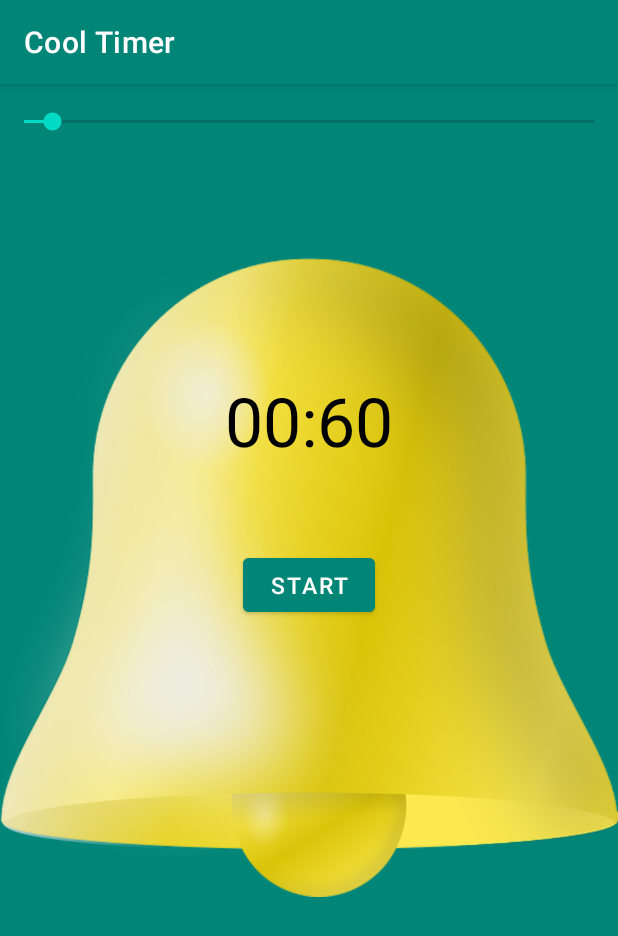
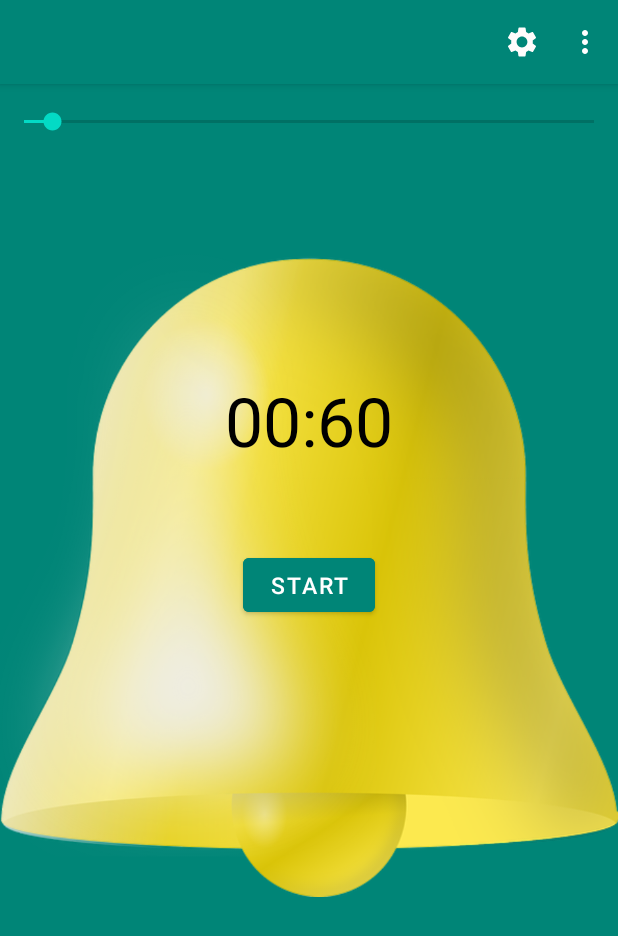
Before and after one commit to Alex20280/CoolTimer, an Android app: the screen it shows after launch (MainActivity), on a phone screen of 412 x 824 dp. Shown: the top 936 px of the screen. Run offline under Robolectric (Android 15) with nearby library versions, the phone set to English and light mode, and no system bars.

Commit message:
Implemented manu, settings (sound), default sharedPreferences.

```diff
--- a/app/build.gradle
+++ b/app/build.gradle
@@ -35,4 +35,5 @@
     testImplementation 'junit:junit:4.13.2'
     androidTestImplementation 'androidx.test.ext:junit:1.1.3'
     androidTestImplementation 'androidx.test.espresso:espresso-core:3.4.0'
+    implementation 'androidx.preference:preference:1.1.0-rc01'
 }
--- /dev/null
+++ b/app/src/main/res/drawable/ic_baseline_attach_money_24.xml
@@ -0,0 +1,5 @@
+<vector android:height="24dp" android:tint="#FFFCFC"
+    android:viewportHeight="24" android:viewportWidth="24"
+    android:width="24dp" xmlns:android="http://schemas.android.com/apk/res/android">
+    <path android:fillColor="@android:color/white" android:pathData="M11.8,10.9c-2.27,-0.59 -3,-1.2 -3,-2.15 0,-1.09 1.01,-1.85 2.7,-1.85 1.78,0 2.44,0.85 2.5,2.1h2.21c-0.07,-1.72 -1.12,-3.3 -3.21,-3.81V3h-3v2.16c-1.94,0.42 -3.5,1.68 -3.5,3.61 0,2.31 1.91,3.46 4.7,4.13 2.5,0.6 3,1.48 3,2.41 0,0.69 -0.49,1.79 -2.7,1.79 -2.06,0 -2.87,-0.92 -2.98,-2.1h-2.2c0.12,2.19 1.76,3.42 3.68,3.83V21h3v-2.15c1.95,-0.37 3.5,-1.5 3.5,-3.55 0,-2.84 -2.43,-3.81 -4.7,-4.4z"/>
+</vector>
--- /dev/null
+++ b/app/src/main/res/drawable/ic_baseline_question_white_24.xml
@@ -0,0 +1,5 @@
+<vector android:height="24dp" android:tint="#FFFCFC"
+    android:viewportHeight="24" android:viewportWidth="24"
+    android:width="24dp" xmlns:android="http://schemas.android.com/apk/res/android">
+    <path android:fillColor="@android:color/white" android:pathData="M21,6h-2v9L6,15v2c0,0.55 0.45,1 1,1h11l4,4L22,7c0,-0.55 -0.45,-1 -1,-1zM17,12L17,3c0,-0.55 -0.45,-1 -1,-1L3,2c-0.55,0 -1,0.45 -1,1v14l4,-4h10c0.55,0 1,-0.45 1,-1z"/>
+</vector>
--- /dev/null
+++ b/app/src/main/res/drawable/ic_baseline_settings_white_24.xml
@@ -0,0 +1,5 @@
+<vector android:height="24dp" android:tint="#FFFCFC"
+    android:viewportHeight="24" android:viewportWidth="24"
+    android:width="24dp" xmlns:android="http://schemas.android.com/apk/res/android">
+    <path android:fillColor="@android:color/white" android:pathData="M19.14,12.94c0.04,-0.3 0.06,-0.61 0.06,-0.94c0,-0.32 -0.02,-0.64 -0.07,-0.94l2.03,-1.58c0.18,-0.14 0.23,-0.41 0.12,-0.61l-1.92,-3.32c-0.12,-0.22 -0.37,-0.29 -0.59,-0.22l-2.39,0.96c-0.5,-0.38 -1.03,-0.7 -1.62,-0.94L14.4,2.81c-0.04,-0.24 -0.24,-0.41 -0.48,-0.41h-3.84c-0.24,0 -0.43,0.17 -0.47,0.41L9.25,5.35C8.66,5.59 8.12,5.92 7.63,6.29L5.24,5.33c-0.22,-0.08 -0.47,0 -0.59,0.22L2.74,8.87C2.62,9.08 2.66,9.34 2.86,9.48l2.03,1.58C4.84,11.36 4.8,11.69 4.8,12s0.02,0.64 0.07,0.94l-2.03,1.58c-0.18,0.14 -0.23,0.41 -0.12,0.61l1.92,3.32c0.12,0.22 0.37,0.29 0.59,0.22l2.39,-0.96c0.5,0.38 1.03,0.7 1.62,0.94l0.36,2.54c0.05,0.24 0.24,0.41 0.48,0.41h3.84c0.24,0 0.44,-0.17 0.47,-0.41l0.36,-2.54c0.59,-0.24 1.13,-0.56 1.62,-0.94l2.39,0.96c0.22,0.08 0.47,0 0.59,-0.22l1.92,-3.32c0.12,-0.22 0.07,-0.47 -0.12,-0.61L19.14,12.94zM12,15.6c-1.98,0 -3.6,-1.62 -3.6,-3.6s1.62,-3.6 3.6,-3.6s3.6,1.62 3.6,3.6S13.98,15.6 12,15.6z"/>
+</vector>
--- /dev/null
+++ b/app/src/main/res/menu/time_menu.xml
@@ -0,0 +1,23 @@
+<?xml version="1.0" encoding="utf-8"?>
+<menu xmlns:android="http://schemas.android.com/apk/res/android"
+    xmlns:app="http://schemas.android.com/apk/res-auto">
+
+    <item
+        android:id="@+id/action_settings"
+        android:title="Settings"
+        android:icon="@drawable/ic_baseline_settings_white_24"
+        android:orderInCategory="100"
+        app:showAsAction="always">
+
+    </item>
+
+    <item
+        android:id="@+id/action_about"
+        android:title="About"
+        android:orderInCategory="110"
+        android:icon="@drawable/ic_baseline_question_white_24"
+        app:showAsAction="never">
+
+    </item>
+
+</menu>
```
Also changed, not shown: app/src/main/AndroidManifest.xml (+9 -1 lines), app/src/main/java/com/example/cooltimes/AboutActivity.java (added, +14 -0 lines), app/src/main/java/com/example/cooltimes/MainActivity.java (+35 -3 lines), app/src/main/java/com/example/cooltimes/SettingActivity.java (added, +14 -0 lines), app/src/main/java/com/example/cooltimes/SettingFragment.java (added, +13 -0 lines), app/src/main/res/layout/activity_about.xml (added, +9 -0 lines), app/src/main/res/layout/activity_setting.xml (added, +8 -0 lines), app/src/main/res/xml/timer_preferences.xml (added, +13 -0 lines).
